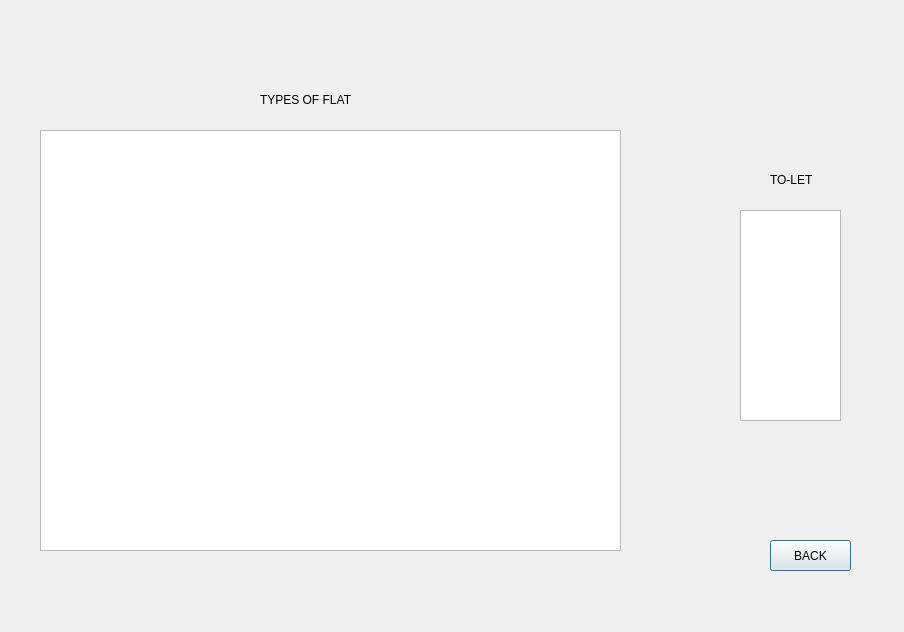
Qt form tolet.ui (faisal-ahmed-dev/HOME-RENTAL-MANAGEMENT) before a commit.
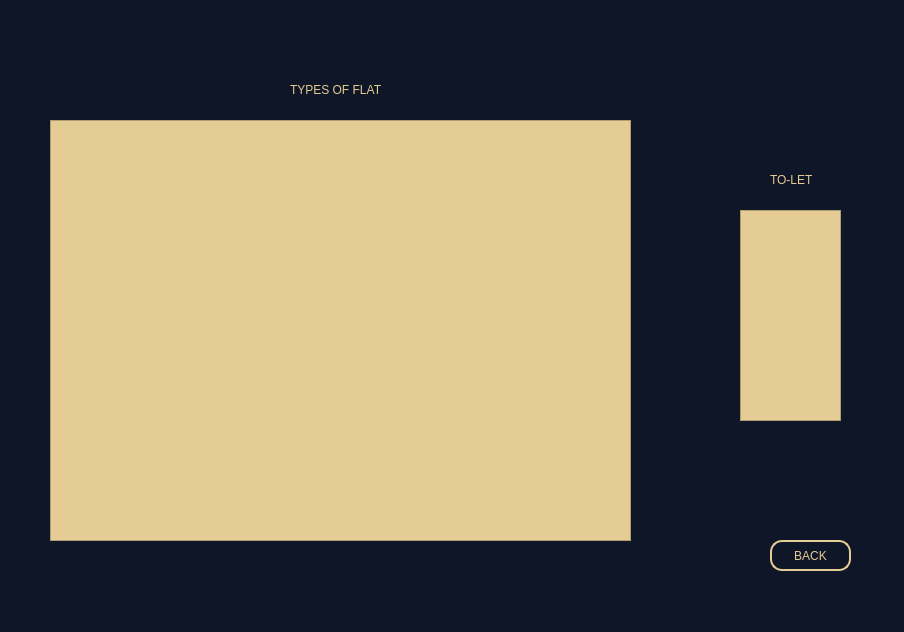
The same form after that commit.

The edit to the form file:
```diff
--- a/tolet.ui
+++ b/tolet.ui
@@ -13,6 +13,10 @@
   <property name="windowTitle">
    <string>FLAT INFORMATION</string>
   </property>
+  <property name="styleSheet">
+   <string notr="true">background-color: rgb(15, 22, 40);
+</string>
+  </property>
   <widget class="QTableWidget" name="tableWidget">
    <property name="geometry">
     <rect>
@@ -22,22 +26,31 @@
      <height>211</height>
     </rect>
    </property>
+   <property name="styleSheet">
+    <string notr="true">background:#E5CB94;
+</string>
+   </property>
   </widget>
   <widget class="QTextEdit" name="textEdit">
    <property name="geometry">
     <rect>
-     <x>40</x>
-     <y>130</y>
+     <x>50</x>
+     <y>120</y>
      <width>581</width>
      <height>421</height>
     </rect>
    </property>
    <property name="font">
     <font>
-     <pointsize>13</pointsize>
+     <pointsize>10</pointsize>
      <bold>true</bold>
     </font>
    </property>
+   <property name="styleSheet">
+    <string notr="true">background:#E5CB94;
+color: #0F1628;
+</string>
+   </property>
    <property name="readOnly">
     <bool>true</bool>
    </property>
@@ -51,6 +64,10 @@
      <height>20</height>
     </rect>
    </property>
+   <property name="styleSheet">
+    <string notr="true">color: rgb(229, 203, 148);
+</string>
+   </property>
    <property name="text">
     <string>TO-LET</string>
    </property>
@@ -58,12 +75,16 @@
   <widget class="QLabel" name="label_2">
    <property name="geometry">
     <rect>
-     <x>260</x>
-     <y>90</y>
+     <x>290</x>
+     <y>80</y>
      <width>101</width>
      <height>20</height>
     </rect>
    </property>
+   <property name="styleSheet">
+    <string notr="true">color: rgb(229, 203, 148);
+</string>
+   </property>
    <property name="text">
     <string>TYPES OF FLAT</string>
    </property>
@@ -77,6 +98,32 @@
      <height>31</height>
     </rect>
    </property>
+   <property name="styleSheet">
+    <string notr="true">#pushButton_BACK
+{
+	border:none;
+	background:#0F1628;
+	color:#E5CB94;
+	border-radius:16px;
+	border: 2px solid yellow ;
+border-color: #E5CB94;
+  border-radius: 12px;
+  padding: 1px;
+}
+
+#pushButton_BACK:hover
+{
+	border:none;
+	background:#E5CB94;
+	color:#0F1628;
+	border-radius:16px;
+	border: 2px solid blue ;
+border-color: #0F1628;
+  border-radius: 12px;
+  padding: 1px;
+}
+</string>
+   </property>
    <property name="text">
     <string>BACK</string>
    </property>
```
